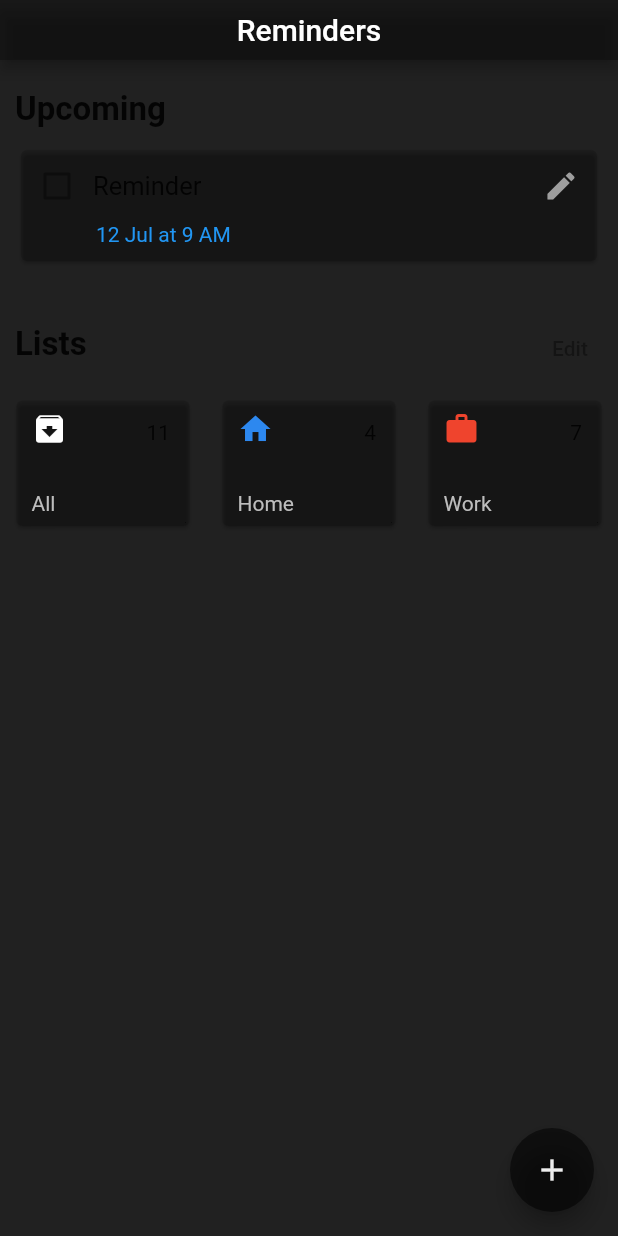
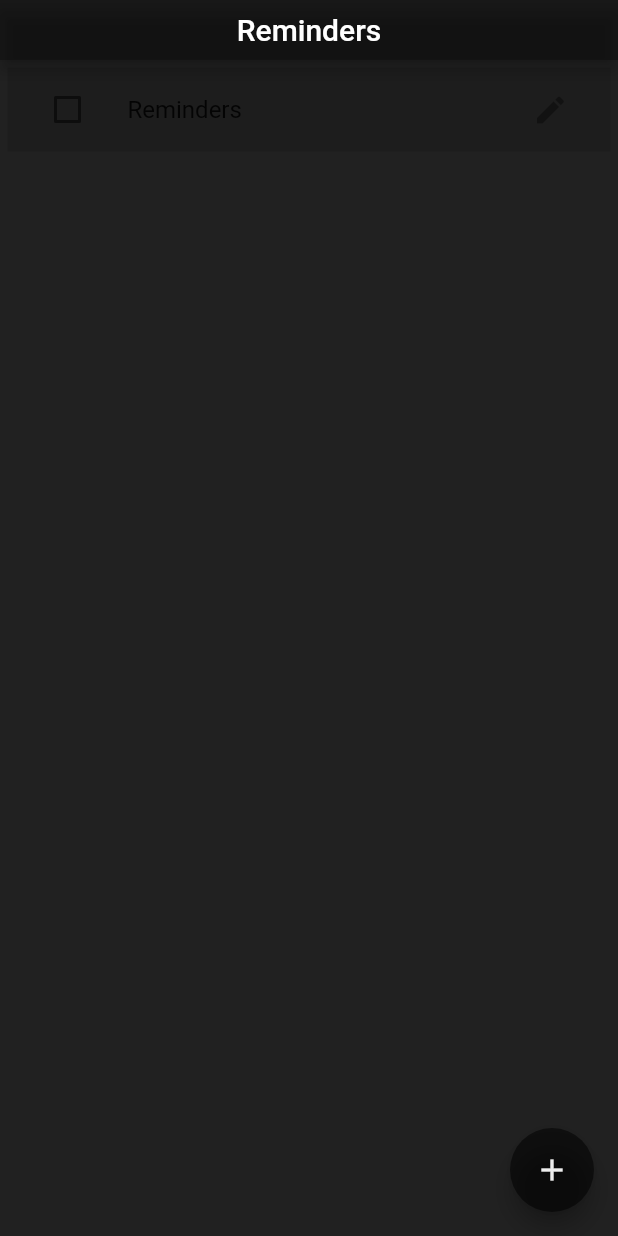
Before and after one commit to YashKarthik/silly-dart-projects, a Flutter app: the Home screen opened directly, on a phone screen of 412 x 824 dp. Run offline on Flutter 3.47's test engine with Material 2 defaults, Android fonts, the phone set to English and light mode, and no system bars; our stand-ins replace flutter_dotenv, flutter_spinkit.

Commit message:
learning bloc through simple implementation of todo checkbox bloc stuff done

```diff
--- a/bloc-pattern/my_app/lib/bloc/counter_bloc.dart
+++ b/bloc-pattern/my_app/lib/bloc/counter_bloc.dart
@@ -8,7 +8,7 @@ class CounterBloc {
 	StreamSink <int> get _inCounter => _countStateController.sink;
 	Stream <int> get counter => _countStateController.stream; // exspose only the final output state to the UI
 
-	late final _countEventController = StreamController<CounterEvent>();
+	late final _countEventController = StreamController<CounterEvent>(); // stream to take the event from UI
 	StreamSink <CounterEvent> get counterEventSink => _countEventController.sink; // exspose the event handler stream to UI
 
 	CounterBloc()
--- /dev/null
+++ b/todo_app/lib/src/blocs/checkbox_bloc.dart
@@ -0,0 +1,26 @@
+import 'dart:async';
+
+class CheckBox {
+	bool _eventDone = false;
+
+	late final _checkboxStateController = StreamController<bool>(); // initialize a controller to control state
+	StreamSink <bool> get _checkBoxTrigger => _checkboxStateController.sink;
+	Stream <bool> get checkBoxState => _checkboxStateController.stream;
+
+	late final _checkboxEventController = StreamController<bool?>(); // initialize a controller to control state
+	StreamSink <bool?> get checkBoxEvent=> _checkboxEventController.sink;
+
+	CheckBox()
+	{
+		_checkboxEventController.stream.listen(_triggerToTrigger);
+	}
+
+	void _triggerToTrigger(bool? event) {
+		_eventDone = event ?? true;
+		_checkBoxTrigger.add(_eventDone);
+	}
+
+	void dispose() {
+		_checkboxStateController.close();
+	}
+}
--- /dev/null
+++ b/todo_app/lib/src/blocs/events_bloc.dart
@@ -0,0 +1,2 @@
+abstract class CheckBoxEvent {}
+class CheckBoxTrigger extends CheckBoxEvent {}
--- a/todo_app/lib/src/home.dart
+++ b/todo_app/lib/src/home.dart
@@ -1,12 +1,18 @@
 import 'package:flutter/material.dart';
-import 'package:todo_app/src/listTiles.dart';
-import 'package:todo_app/src/reminder_create.dart';
+import 'package:todo_app/src/blocs/checkbox_bloc.dart';
 
+class Home extends StatefulWidget {
+	@override
+	_HomeState createState() => _HomeState();
+}
 
+class _HomeState extends State<Home> {
 
-class Home extends StatelessWidget {
+	final _bloc = CheckBox();
+
 	@override
 	Widget build(BuildContext context) {
+
 		return Scaffold(
 
 			backgroundColor: Colors.grey[900],
@@ -18,147 +24,33 @@ class Home extends StatelessWidget {
 				backgroundColor: Colors.black26,
 			),
 
-			body: Column(
-				crossAxisAlignment: CrossAxisAlignment.start,
-				children: <Widget> [
+			body: Container(
+				child: StreamBuilder(
+					stream: _bloc.checkBoxState,
+					initialData: false,
+					builder: (BuildContext context, AsyncSnapshot <bool> snapshot){
 
-					SizedBox(height: 10),
+						return ListTile(
 
-					Padding(
-						padding: EdgeInsets.only(left:10, top:10, bottom:10),
-						child: Text(
-							'Upcoming',
-							style: TextStyle(
-								fontSize: 22,
-								fontWeight: FontWeight.w600,
-							),
-						),
-					),
+							tileColor: Colors.black12,
 
-					Padding(
-						padding: EdgeInsets.only(left: 10, right: 10),
-						child: Card(
-							color: Colors.black12,
-							child: Column(
-							crossAxisAlignment: CrossAxisAlignment.start,
-
-								children: <Widget>[
-
-									Row(
-										children: <Widget>[
-
-											Expanded(
-												flex: 0,
-												child: Checkbox(
-													onChanged: null,
-													value: false,
-												)
-											),
-
-											Expanded(
-												flex: 1,
-												child:Text(
-													'Reminder',
-													style: TextStyle(
-														fontSize: 17,
-													),
-												)
-											),
-
-											Expanded(
-												flex: 0,
-												child: IconButton(
-													icon: Icon(Icons.edit),
-													onPressed: () {
-														createReminders(context);
-													},
-													splashRadius: 20,
-													color: Colors.grey,
-												),
-											),
-
-
-										],
-									),
-
-									Padding(
-										padding: EdgeInsets.fromLTRB(50, 0, 0, 10),
-										child: Text(
-											'12 Jul at 9 AM',
-											style: TextStyle(
-												color: Colors.blue[500]
-											)
-										),
-									),
-
-
-								],
-							),
-						)
-					),
-
-					Padding(
-						padding: EdgeInsets.only(left:10, top:30),
-						child: Row(
-							mainAxisAlignment: MainAxisAlignment.spaceBetween,
-							crossAxisAlignment: CrossAxisAlignment.baseline,
-							textBaseline: TextBaseline.ideographic,
-							children: <Widget>[
-
-								Text(
-									'Lists',
-									style: TextStyle(
-										fontSize: 22,
-										fontWeight: FontWeight.w600,
-									),
-								),
-
-								TextButton(
-									onPressed: null,
-									child: Text(
-										'Edit',
-
-									)
-								),
-							],
-						),
-					),
-
-					GridView(
-
-						shrinkWrap: true,
-						gridDelegate: SliverGridDelegateWithFixedCrossAxisCount(
-							crossAxisCount: 3,
-							childAspectRatio: 1.3,
-						),
-
-						children: <Widget>[
-
-							TodoListTile(
-								listCount: 11,
-								listName: 'All',
-								listIcon: Icons.archive,
-								colorHex: 0xffffffff,
+							leading: Checkbox(
+								onChanged: (bool? currentValue) {
+									_bloc.checkBoxEvent.add(currentValue);
+								},
+								value: snapshot.data,
+								activeColor: Colors.grey[800],
 							),
 
-							TodoListTile(
-								listCount: 4,
-								listName: 'Home',
-								listIcon: Icons.home,
-								colorHex: 0xff2d88ef,
+							title: Text('Reminders'),
+							trailing: IconButton(
+								icon: Icon(Icons.edit),
+								onPressed: null,
 							),
-
-							TodoListTile(
-								listCount: 7,
-								listName: 'Work',
-								listIcon: Icons.work,
-								colorHex: 0xffef442d,
-							),
-
-						],
-					),
-
-				],
+						);
+					},
+				),
+				margin: EdgeInsets.all(5),
 			),
 
 			floatingActionButton: FloatingActionButton(
@@ -166,8 +58,8 @@ class Home extends StatelessWidget {
 				child: Icon(Icons.add),
 				backgroundColor: Colors.black54,
 				foregroundColor: Colors.grey[200],
+
 			),
-
 		);
 	}
 }
--- a/todo_app/lib/src/listTiles.dart
+++ /dev/null
@@ -1,71 +0,0 @@
-import 'package:flutter/material.dart';
-
-class TodoListTile extends StatefulWidget {
-
-	late final String listName;
-	late final int listCount;
-	late final IconData listIcon;
-	late final int colorHex;
-
-	TodoListTile(
-	{
-		required this.listName,
-		required this.listCount,
-		required this.listIcon,
-		required this.colorHex,
-	});
-
-	@override
-	_TodoListTileState createState() => _TodoListTileState();
-}
-
-class _TodoListTileState extends State<TodoListTile> {
-
-	@override
-	Widget build(BuildContext context) {
-
-		return Padding(
-			padding: EdgeInsets.all(7),
-			child: Card(
-				color: Colors.black12,
-				child: Row(
-					mainAxisAlignment: MainAxisAlignment.spaceBetween,
-
-					children: <Widget>[
-
-						Padding(
-							padding: EdgeInsets.fromLTRB(10, 7, 10, 7),
-							child: Column(
-								mainAxisAlignment: MainAxisAlignment.spaceBetween,
-								crossAxisAlignment: CrossAxisAlignment.start,
-								children: <Widget>[
-
-									Icon(
-										widget.listIcon,
-										color: Color(widget.colorHex),
-									),
-									Text(
-										'${widget.listName}',
-										style: TextStyle(
-											color: Colors.grey[400],
-										),
-									)
-								],
-							)
-						),
-
-						Column(
-							children: <Widget>[
-
-								Padding(
-									padding: EdgeInsets.all(13),
-									child: Text('${widget.listCount}'),
-								)
-							]
-						)
-					]
-				),
-			)
-		);
-	}
-}
--- a/todo_app/lib/src/reminder_state.dart
+++ /dev/null
@@ -1,5 +0,0 @@
-abstract class ReminderState {}
-
-class ReminderName extends ReminderState {}
-class ReminderDate extends ReminderState {}
-class ReminderTime extends ReminderState {}
```
Also changed, not shown: todo_app/lib/src/reminder_bloc.dart (deleted, +0 -39 lines), todo_app/lib/src/reminder_create.dart (deleted, +0 -301 lines).
